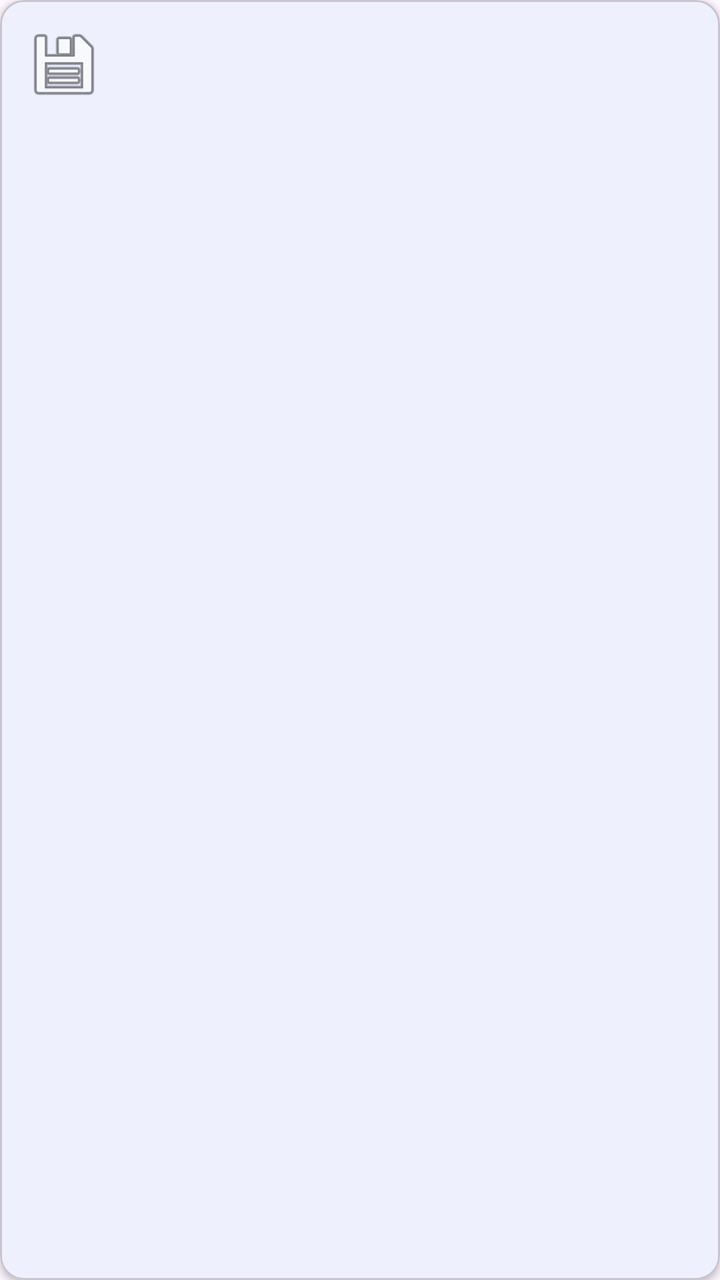
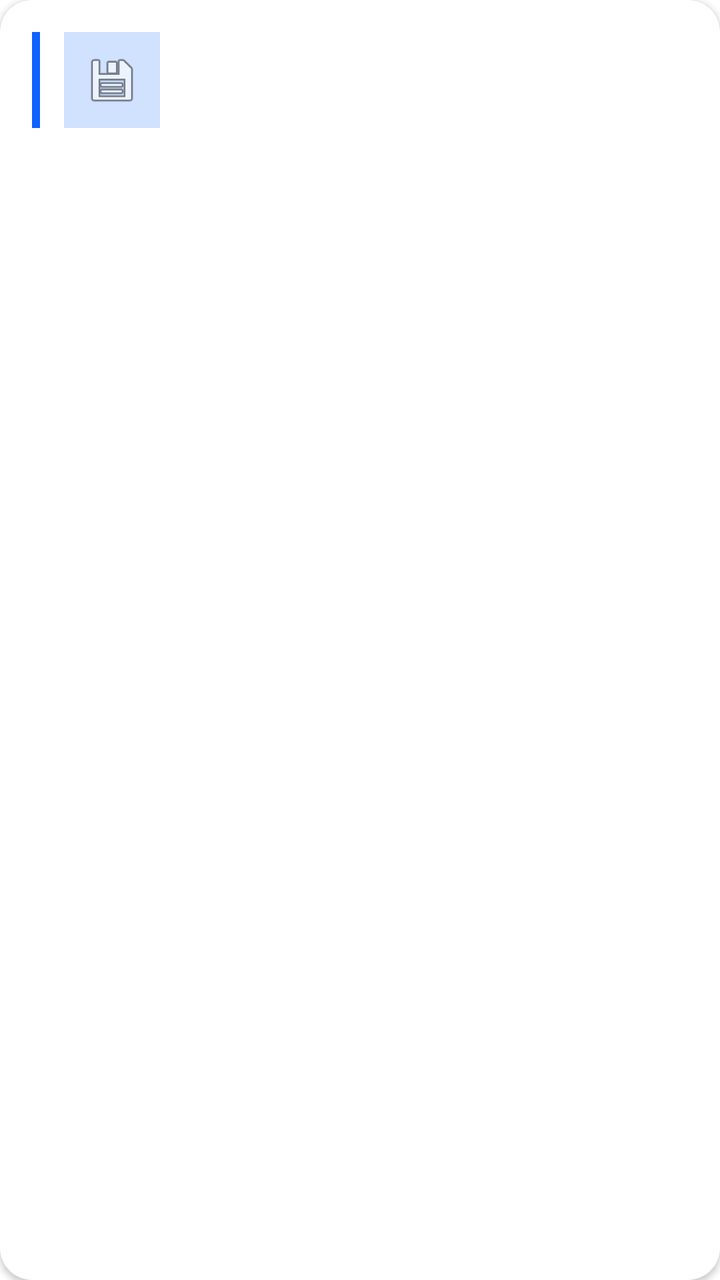

Two renders of the same Android screen: before a commit and after it. Below are the layout's source before the change and the commit's diff.
<!-- AndroidManifest.xml: application theme Theme.ZipMaster -->
<!-- res/layout/item_history.xml -->
<?xml version="1.0" encoding="utf-8"?>
<com.google.android.material.card.MaterialCardView xmlns:android="http://schemas.android.com/apk/res/android"
    xmlns:app="http://schemas.android.com/apk/res-auto"
    android:layout_width="match_parent"
    android:layout_height="wrap_content"
    android:layout_marginVertical="4dp"
    app:cardElevation="2dp">

    <LinearLayout
        android:layout_width="match_parent"
        android:layout_height="wrap_content"
        android:orientation="horizontal"
        android:padding="12dp">

        <ImageView
            android:id="@+id/ivIcon"
            android:layout_width="40dp"
            android:layout_height="40dp"
            android:src="@android:drawable/ic_menu_save" />

        <LinearLayout
            android:layout_width="0dp"
            android:layout_height="wrap_content"
            android:layout_marginStart="12dp"
            android:layout_weight="1"
            android:orientation="vertical">

            <TextView
                android:id="@+id/tvFileName"
                android:layout_width="wrap_content"
                android:layout_height="wrap_content"
                android:ellipsize="end"
                android:maxLines="1"
                android:textSize="16sp"
                android:textStyle="bold" />

            <TextView
                android:id="@+id/tvDetails"
                android:layout_width="wrap_content"
                android:layout_height="wrap_content"
                android:textSize="12sp" />
        </LinearLayout>

        <ImageView
            android:id="@+id/ivStatus"
            android:layout_width="24dp"
            android:layout_height="24dp"
            android:layout_gravity="center_vertical" />
    </LinearLayout>
</com.google.android.material.card.MaterialCardView>
<!-- resources referenced by this layout -->
<resources>
  <style name="Theme.ZipMaster" parent="Theme.Material3.DayNight.NoActionBar">
          <item name="colorPrimary">#2196F3</item>
          <item name="colorSecondary">#03DAC6</item>
          <item name="android:statusBarColor">?attr/colorPrimary</item>
      </style>
</resources>

<!-- the commit's change to res/layout/item_history.xml (unified diff, before → after) -->
@@ -3,48 +3,71 @@
     xmlns:app="http://schemas.android.com/apk/res-auto"
     android:layout_width="match_parent"
     android:layout_height="wrap_content"
-    android:layout_marginVertical="4dp"
-    app:cardElevation="2dp">
+    android:layout_marginBottom="12dp"
+    app:cardCornerRadius="16dp"
+    app:cardElevation="2dp"
+    app:strokeWidth="0dp">
 
-    <LinearLayout
+    <androidx.constraintlayout.widget.ConstraintLayout
         android:layout_width="match_parent"
         android:layout_height="wrap_content"
-        android:orientation="horizontal"
-        android:padding="12dp">
+        android:padding="16dp">
+
+        <View
+            android:id="@+id/viewTypeIndicator"
+            android:layout_width="4dp"
+            android:layout_height="0dp"
+            android:background="@color/primary"
+            app:layout_constraintBottom_toBottomOf="parent"
+            app:layout_constraintStart_toStartOf="parent"
+            app:layout_constraintTop_toTopOf="parent" />
 
         <ImageView
             android:id="@+id/ivIcon"
-            android:layout_width="40dp"
-            android:layout_height="40dp"
-            android:src="@android:drawable/ic_menu_save" />
+            android:layout_width="48dp"
+            android:layout_height="48dp"
+            android:layout_marginStart="12dp"
+            android:background="@color/accent_blue"
+            android:padding="10dp"
+            android:src="@android:drawable/ic_menu_save"
+            app:layout_constraintBottom_toBottomOf="parent"
+            app:layout_constraintStart_toEndOf="@id/viewTypeIndicator"
+            app:layout_constraintTop_toTopOf="parent"
+            app:shapeAppearanceOverlay="@style/ShapeAppearance.ZipMaster.Medium" />
 
-        <LinearLayout
+        <TextView
+            android:id="@+id/tvFileName"
             android:layout_width="0dp"
             android:layout_height="wrap_content"
-            android:layout_marginStart="12dp"
-            android:layout_weight="1"
-            android:orientation="vertical">
+            android:layout_marginStart="16dp"
+            android:layout_marginEnd="16dp"
+            android:ellipsize="middle"
+            android:fontFamily="sans-serif-medium"
+            android:maxLines="1"
+            android:textColor="@color/on_surface"
+            android:textSize="16sp"
+            app:layout_constraintEnd_toStartOf="@id/ivStatus"
+            app:layout_constraintStart_toEndOf="@id/ivIcon"
+            app:layout_constraintTop_toTopOf="parent" />
 
-            <TextView
-                android:id="@+id/tvFileName"
-                android:layout_width="wrap_content"
-                android:layout_height="wrap_content"
-                android:ellipsize="end"
-                android:maxLines="1"
-                android:textSize="16sp"
-                android:textStyle="bold" />
-
-            <TextView
-                android:id="@+id/tvDetails"
-                android:layout_width="wrap_content"
-                android:layout_height="wrap_content"
-                android:textSize="12sp" />
-        </LinearLayout>
+        <TextView
+            android:id="@+id/tvDetails"
+            android:layout_width="0dp"
+            android:layout_height="wrap_content"
+            android:layout_marginTop="4dp"
+            android:textColor="#6F6F6F"
+            android:textSize="12sp"
+            app:layout_constraintEnd_toEndOf="@id/tvFileName"
+            app:layout_constraintStart_toStartOf="@id/tvFileName"
+            app:layout_constraintTop_toBottomOf="@id/tvFileName" />
 
         <ImageView
             android:id="@+id/ivStatus"
             android:layout_width="24dp"
             android:layout_height="24dp"
-            android:layout_gravity="center_vertical" />
-    </LinearLayout>
+            app:layout_constraintBottom_toBottomOf="parent"
+            app:layout_constraintEnd_toEndOf="parent"
+            app:layout_constraintTop_toTopOf="parent" />
+
+    </androidx.constraintlayout.widget.ConstraintLayout>
 </com.google.android.material.card.MaterialCardView>
<!-- resource entries referenced after the edit -->
@@ -1,9 +1,10 @@
 <!-- resources referenced by this layout -->
 <resources>
-  <style name="Theme.ZipMaster" parent="Theme.Material3.DayNight.NoActionBar">
-          <item name="colorPrimary">#2196F3</item>
-          <item name="colorSecondary">#03DAC6</item>
-          <item name="android:statusBarColor">?attr/colorPrimary</item>
+  <color name="accent_blue">#D0E2FF</color>
+  <color name="on_surface">#161616</color>
+  <color name="primary">#0F62FE</color>
+  <style name="ShapeAppearance.ZipMaster.Medium" parent="ShapeAppearance.Material3.MediumComponent">
+          <item name="cornerSize">16dp</item>
       </style>
 </resources>
 
